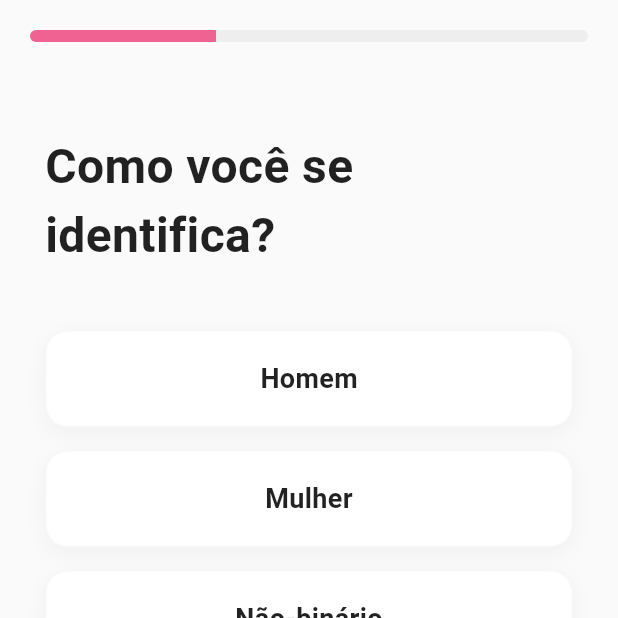
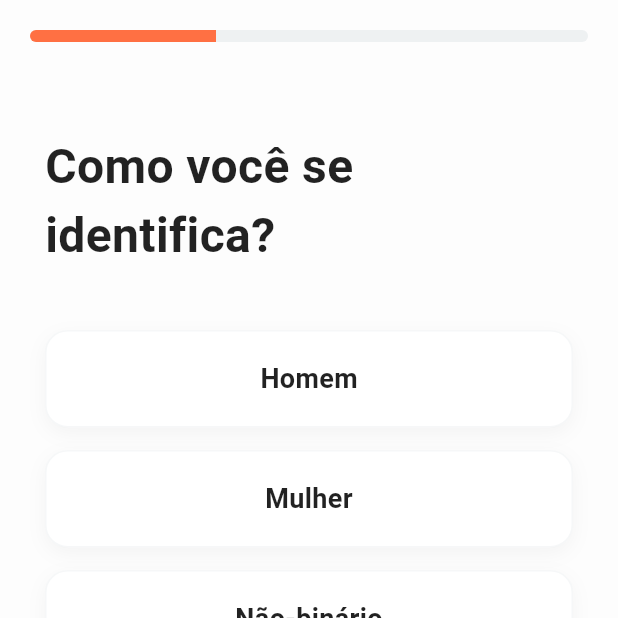
Before and after one commit to vhavhugo/kiss.me, a Flutter app: the screen it shows after launch, after a tap on "Entrar com Google", on a phone screen of 412 x 824 dp, the top half of it. Run offline on Flutter 3.47's test engine with Material 3 defaults, Android fonts, the phone set to English and light mode, and no system bars; our stand-ins replace flutter_riverpod, font_awesome_flutter, google_mobile_ads, google_sign_in, supabase_flutter; accounts and stored records are empty; network calls fail.

Commit message:
Refactor Visual Identity: Coral/Warm palette and low-saturation background for scientific UX

```diff
--- a/lib/core/theme/app_colors.dart
+++ b/lib/core/theme/app_colors.dart
@@ -1,22 +1,33 @@
 import 'package:flutter/material.dart';
 
+/// Identidade Visual Científica (Jiang, 2024; Liu, 2024; Deng, 2022)
 class AppColors {
-  static const Color primary = Color(0xFFF06292);
-  static const Color secondary = Color(0xFFFF8A65);
-  static const Color background = Color(0xFFFAFAFA);
+  // Base teórica: Tons quentes transmitem calor e suavidade (Liu, 2024)
+  // Optamos por um Coral Alaranjado (Laranja preferido por 60.2% dos usuários)
+  static const Color primary = Color(0xFFFF7043); // Coral Quente
+  static const Color secondary = Color(0xFFF06292); // Pink Suave para contraste
+
+  // Background com baixa saturação e alta luminosidade (Deng, 2022)
+  // Reduz a fadiga ocular e melhora o desempenho de busca visual
+  static const Color background = Color(0xFFFDFDFD);
   static const Color surface = Colors.white;
 
-  static const Color actionKiss = Color(0xFFFF4081);
-  static const Color actionHug = Color(0xFF64B5F6);
-  static const Color actionHandshake = Color(0xFFFFB74D);
-  static const Color actionDate = Color(0xFF9575CD);
+  // Paleta de Ações (Efeito Psicológico)
+  static const Color actionKiss = Color(0xFFFF5252); // Paixão/Calor
+  static const Color actionHug = Color(0xFFFFAB40); // Acolhimento
+  static const Color actionHandshake = Color(0xFF81C784); // Confiança/Equilíbrio
+  static const Color actionDate = Color(0xFF7E57C2); // Mistério/Noite
 
-  static const Color online = Color(0xFF4CAF50);
-  static const Color offline = Color(0xFFBDBDBD);
+  // Status de Sistema
+  static const Color online = Color(0xFF66BB6A);
+  static const Color offline = Color(0xFFB0BEC5); // Cinza moderado (baixa irritação)
 
   static const Gradient primaryGradient = LinearGradient(
     begin: Alignment.topLeft,
     end: Alignment.bottomRight,
     colors: [primary, secondary],
   );
+
+  static const Color textPrimary = Color(0xFF263238); // Azul escuro dessaturado
+  static const Color textSecondary = Color(0xFF78909C);
 }
--- /dev/null
+++ b/lib/core/theme/app_theme.dart
@@ -0,0 +1,51 @@
+import 'package:flutter/material.dart';
+import 'app_colors.dart';
+
+class AppTheme {
+  static ThemeData get lightTheme {
+    return ThemeData(
+      useMaterial3: true,
+      colorScheme: ColorScheme.fromSeed(
+        seedColor: AppColors.primary,
+        primary: AppColors.primary,
+        secondary: AppColors.secondary,
+        surface: AppColors.surface,
+        background: AppColors.background,
+      ),
+      scaffoldBackgroundColor: AppColors.background,
+
+      // Ícones quadrados arredondados melhoram desempenho de busca (Deng, 2022)
+      appBarTheme: const AppBarTheme(
+        backgroundColor: Colors.transparent,
+        elevation: 0,
+        centerTitle: true,
+        titleTextStyle: TextStyle(
+          color: AppColors.textPrimary,
+          fontSize: 20,
+          fontWeight: FontWeight.w900,
+          letterSpacing: -0.5,
+        ),
+      ),
+
+      bottomNavigationBarTheme: const BottomNavigationBarThemeData(
+        backgroundColor: AppColors.surface,
+        selectedItemColor: AppColors.primary,
+        unselectedItemColor: AppColors.offline,
+        elevation: 10,
+      ),
+
+      textTheme: const TextTheme(
+        displayLarge: TextStyle(color: AppColors.textPrimary, fontWeight: FontWeight.bold),
+        bodyLarge: TextStyle(color: AppColors.textPrimary),
+        bodyMedium: TextStyle(color: AppColors.textSecondary),
+      ),
+
+      // Botões com bordas suaves (suavidade emocional)
+      elevatedButtonTheme: ElevatedButtonThemeData(
+        style: ElevatedButton.styleFrom(
+          shape: RoundedRectangleBorder(borderRadius: BorderRadius.circular(16)),
+        ),
+      ),
+    );
+  }
+}
--- a/lib/main.dart
+++ b/lib/main.dart
@@ -3,6 +3,7 @@ import 'package:flutter_riverpod/flutter_riverpod.dart';
 import 'package:supabase_flutter/supabase_flutter.dart';
 import 'package:google_mobile_ads/google_mobile_ads.dart';
 import 'core/theme/app_colors.dart';
+import 'core/theme/app_theme.dart';
 import 'features/auth/presentation/pages/login_page.dart';
 import 'features/main_navigation/presentation/pages/main_navigation_page.dart';
 import 'features/onboarding/presentation/pages/onboarding_page.dart';
@@ -10,7 +11,6 @@ import 'features/onboarding/presentation/pages/onboarding_page.dart';
 void main() async {
   WidgetsFlutterBinding.ensureInitialized();
 
-  // Inicializa o motor de anúncios do Google
   MobileAds.instance.initialize();
 
   await Supabase.initialize(
@@ -33,15 +33,7 @@ class KissMeApp extends StatelessWidget {
     return MaterialApp(
       title: 'Kiss Me',
       debugShowCheckedModeBanner: false,
-      theme: ThemeData(
-        useMaterial3: true,
-        colorScheme: ColorScheme.fromSeed(
-          seedColor: AppColors.primary,
-          primary: AppColors.primary,
-          surface: AppColors.background,
-        ),
-        fontFamily: 'Roboto',
-      ),
+      theme: AppTheme.lightTheme,
       home: const LoginPage(),
       routes: {
         '/login': (context) => const LoginPage(),
```
